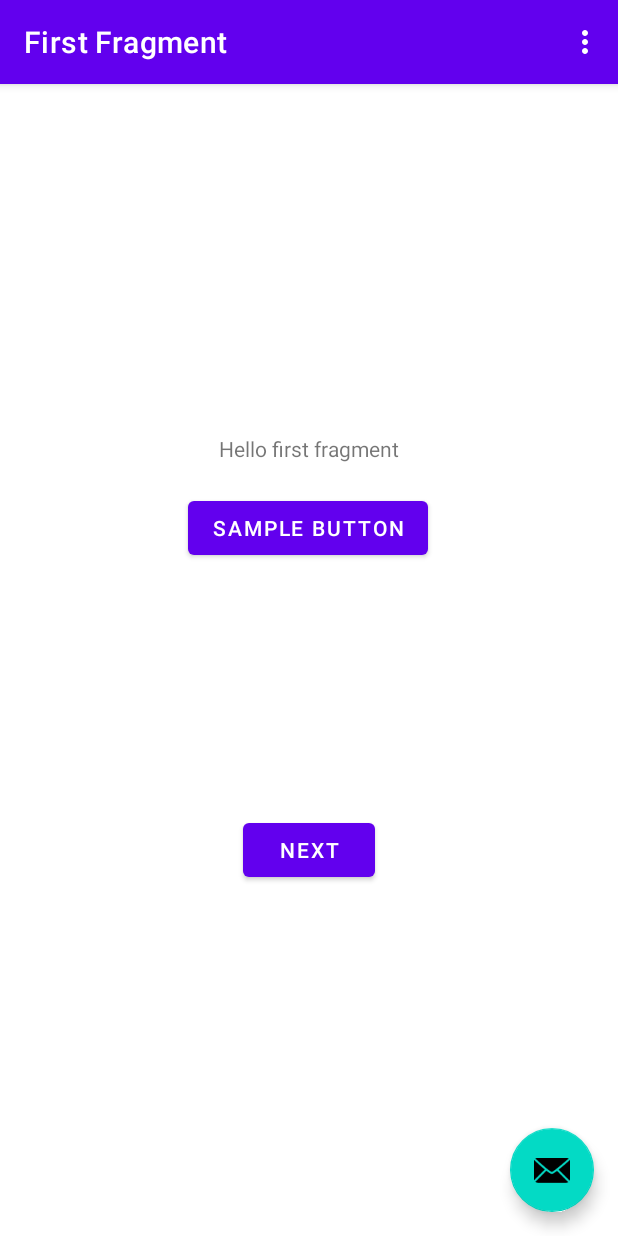
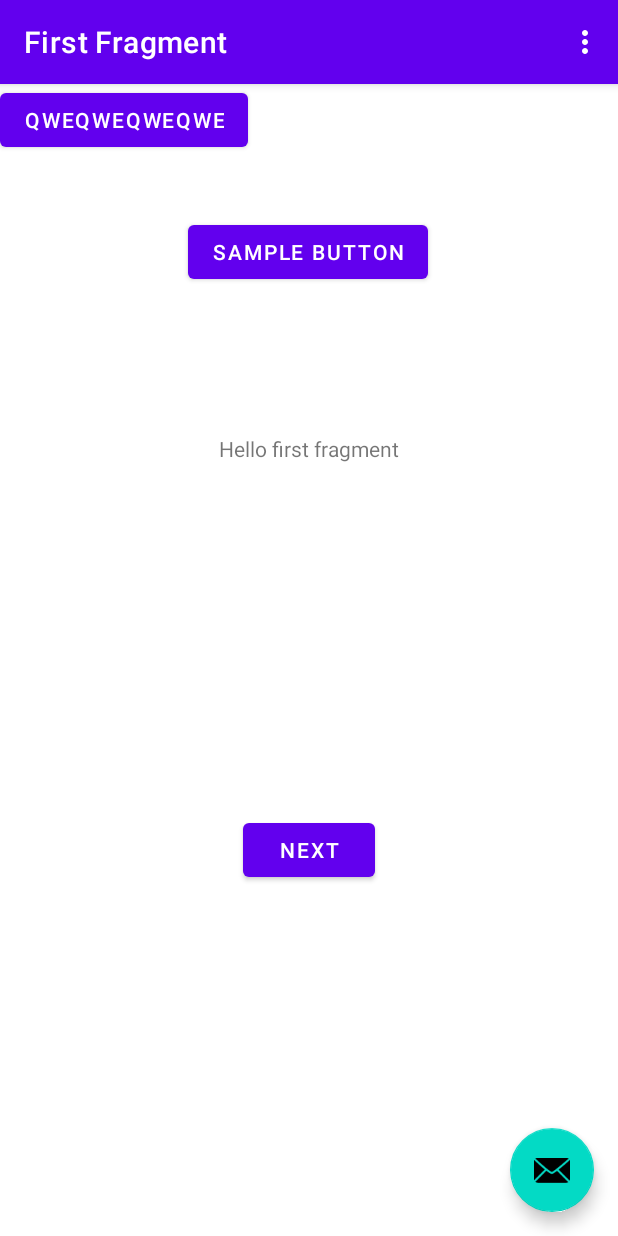
Before and after one commit to jmarcbalbada/sampleproject, an Android app: the screen it shows after launch (MainActivity), on a phone screen of 412 x 824 dp. Run offline under Robolectric (Android 15) with nearby library versions, the phone set to English and light mode, and no system bars; our stand-ins replace navigation-ui.

Commit message:
[Obiso] - qweqweqweqwe Button added

```diff
--- a/app/src/main/res/layout/content_main.xml
+++ b/app/src/main/res/layout/content_main.xml
@@ -31,5 +31,14 @@
         app:layout_constraintHorizontal_bias="0.497"
         app:layout_constraintStart_toStartOf="parent"
         app:layout_constraintTop_toTopOf="parent"
-        app:layout_constraintVertical_bias="1.0" />
+        app:layout_constraintVertical_bias="0.323" />
+
+    <Button
+        android:id="@+id/button3"
+        android:layout_width="wrap_content"
+        android:layout_height="wrap_content"
+        android:text="qweqweqweqwe"
+        tools:layout_editor_absoluteX="140dp"
+        tools:layout_editor_absoluteY="341dp" />
+
 </androidx.constraintlayout.widget.ConstraintLayout>
```
